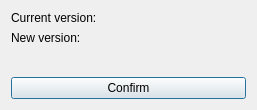
This is dialogs/newversiondialog.ui in RaphCucul/Image-registration-GUI as Qt 5 draws it before an edit. The edited form follows.
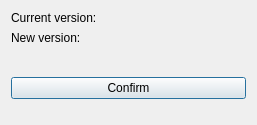
This is the edited form. Icons and pictures are not drawn.

Diff of the .ui file:
```diff
--- a/dialogs/newversiondialog.ui
+++ b/dialogs/newversiondialog.ui
@@ -7,7 +7,7 @@
     <x>0</x>
     <y>0</y>
     <width>257</width>
-    <height>107</height>
+    <height>125</height>
    </rect>
   </property>
   <property name="windowTitle">
```
Left out of the diff: 10 changed lines with no effect on the pictures.
